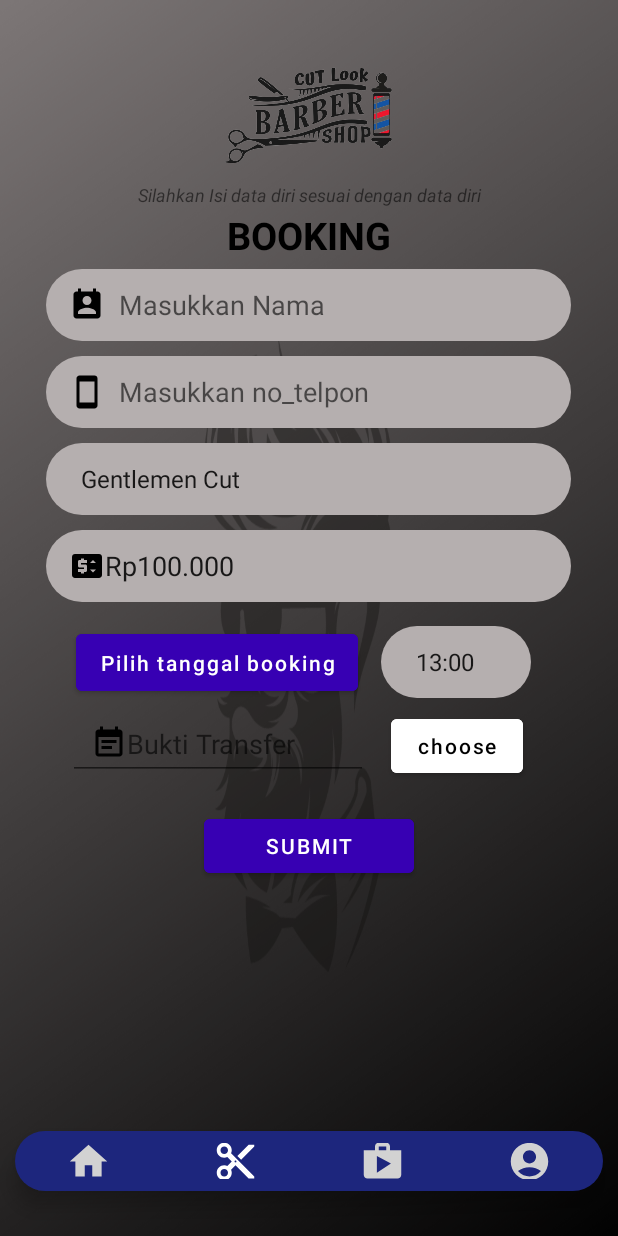
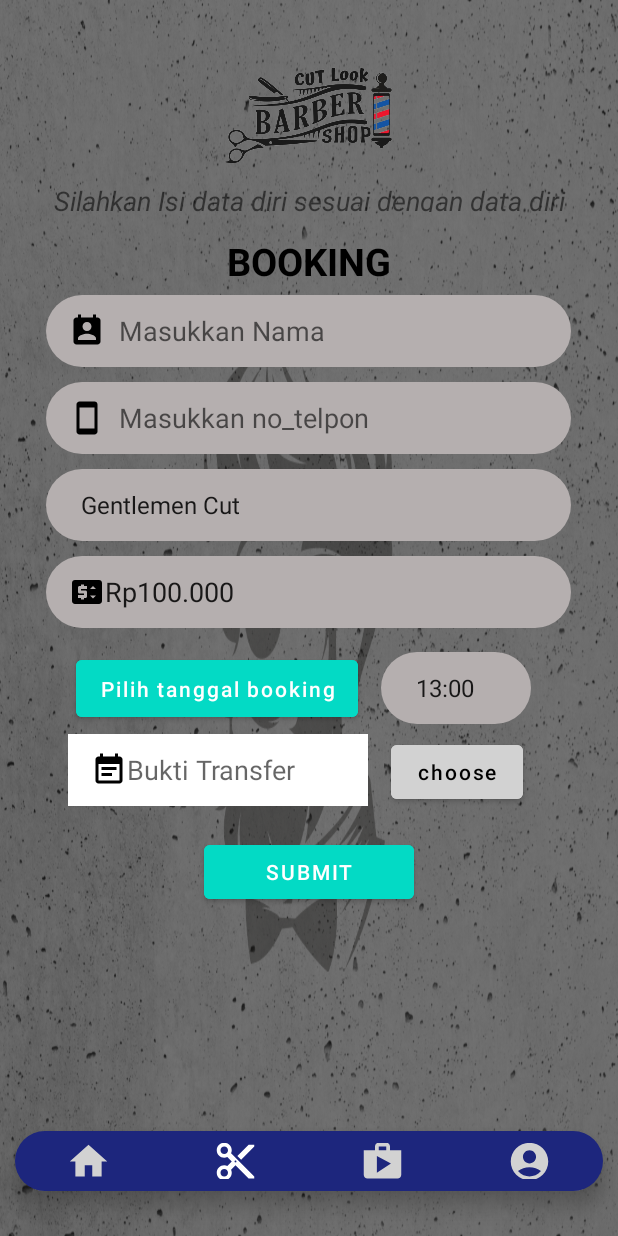
Before and after one commit to FahrezaDA/BarbershopAndroid, an Android app: the BookingActivity1 screen opened directly, with no data from a screen before it, on a phone screen of 412 x 824 dp. Run offline under Robolectric (Android 15) with nearby library versions, the phone set to English and light mode, and no system bars; our stand-ins replace Volley; network calls fail.

Commit message:
update booking

```diff
--- a/app/src/main/res/layout/booking_test.xml
+++ b/app/src/main/res/layout/booking_test.xml
@@ -5,8 +5,8 @@
     android:layout_width="match_parent"
     android:orientation ="vertical"
     android:layout_height="match_parent"
-    android:background="@drawable/backutama"
-    tools:context=".BookingActivity1">
+    tools:context=".BookingActivity1"
+    android:background="@drawable/backlogin">
 
     <LinearLayout
         android:layout_width="match_parent"
@@ -22,20 +22,18 @@
             android:layout_gravity="top|center_horizontal"
             android:layout_marginTop="16dp"
             android:src="@drawable/logo"/>
+        <TextView
+            android:layout_width="match_parent"
+            android:layout_height="35dp"
+            android:text="Silahkan Isi data diri sesuai dengan data diri"
+            android:textAlignment="center"
+            android:textStyle="italic"
+            android:textSize="18dp"
+            android:paddingBottom="15dp"/>
 
         <TextView
             android:layout_width="match_parent"
-            android:layout_height="wrap_content"
-            android:paddingBottom="1dp"
-            android:text="Silahkan Isi data diri sesuai dengan data diri"
-            android:textAlignment="center"
-            android:textSize="12dp"
-            android:textStyle="italic"
-            tools:ignore="TextSizeCheck" />
-
-        <TextView
-            android:layout_width="match_parent"
-            android:layout_height="30dp"
+            android:layout_height="40dp"
             android:paddingTop="0dp"
             android:text="BOOKING"
             android:textAlignment="center"
@@ -43,18 +41,11 @@
             android:textSize="25dp"
             android:textStyle="bold" />
 
-        android:layout_width="match_parent"
-        android:layout_height="200dp"
-        android:layout_weight="2"
-        android:background="#FFFFFF"
-        android:orientation="vertical">
-
         <EditText
             android:id="@+id/username"
             android:layout_width="350dp"
             android:layout_height="48dp"
             android:layout_gravity="center"
-            android:layout_marginTop="10dp"
             android:background="@drawable/form"
             android:drawableStart="@drawable/user_logo"
             android:hint="  Masukkan Nama"
@@ -121,15 +112,13 @@
         <LinearLayout
             android:layout_width="match_parent"
             android:layout_height="wrap_content"
-            android:orientation="horizontal"
-            tools:ignore="ExtraText">
-
+            android:orientation="horizontal">
             <Button
                 android:id="@+id/btnTglBooking"
                 android:layout_width="wrap_content"
                 android:layout_height="50dp"
                 android:layout_marginStart="35dp"
-                android:backgroundTint="@color/purple_700"
+                android:backgroundTint="@color/teal_200"
                 android:onClick="showDatePicker"
                 android:text="Pilih tanggal booking"
                 android:textAllCaps="false"
@@ -142,6 +131,7 @@
                 android:layout_marginStart="15dp"
                 android:background="@drawable/form"
                 android:drawableStart="@drawable/kalender"
+                android:hint="  Jam_booking"
                 android:paddingLeft="15dp" />
 
         </LinearLayout>
@@ -155,7 +145,7 @@
                 android:layout_height="48dp"
                 android:layout_marginStart="30dp"
                 android:layout_marginTop="5dp"
-
+                android:background="@color/white"
                 android:drawableStart="@drawable/nota"
                 android:hint="Bukti Transfer "
                 android:paddingLeft="15dp" />
@@ -168,7 +158,7 @@
                 android:layout_marginStart="15dp"
                 android:text="choose"
                 android:layout_marginTop="5dp"
-                android:backgroundTint="@color/white"
+                android:backgroundTint="@color/grey"
                 android:textAllCaps="false"
                 android:textColor="@color/black" />
 
@@ -182,7 +172,7 @@
             android:layout_marginTop="20dp"
             android:text="SUBMIT"
             android:onClick="bookingUser"
-            android:backgroundTint="@color/purple_700"
+            android:backgroundTint="@color/teal_200"
             android:textAllCaps="false"
             android:textColor="@color/white" />
 
```
Also changed, not shown: app/src/main/res/layout/activity_booking.xml (+17 -1 lines).
